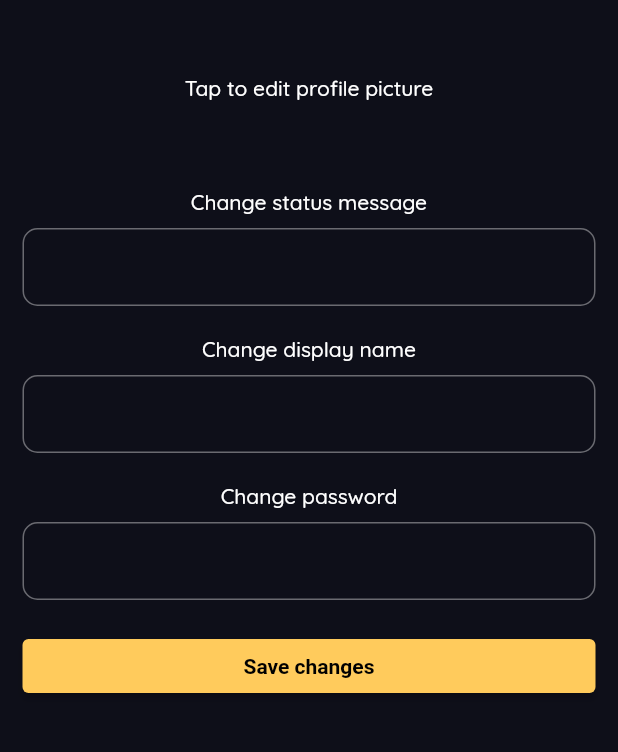
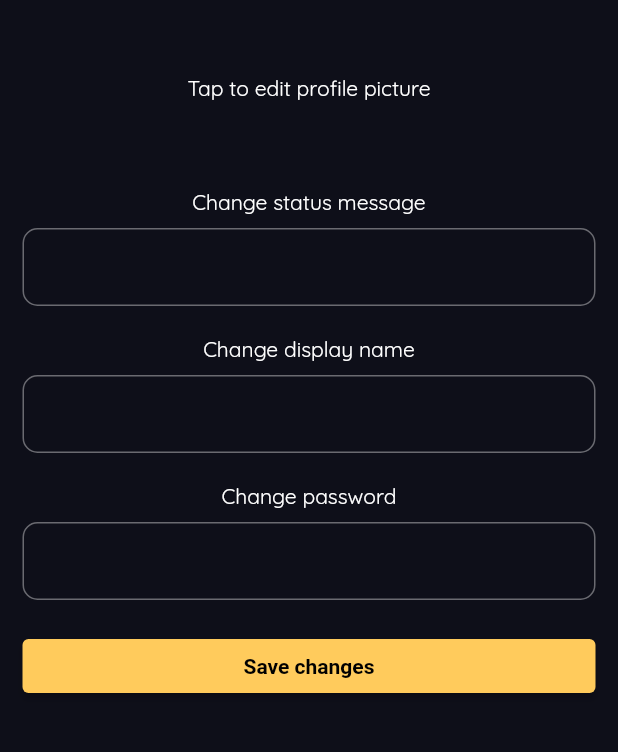
Before and after one commit to nicholas-roether/quicksend, a Flutter app: the UserEditScreen screen opened directly with empty values, on a phone screen of 412 x 824 dp, the part 369-1121 px from its top. Run offline on Flutter 3.47's test engine with Material 2 defaults, Android fonts, the phone set to English and light mode, and no system bars; our stand-ins replace device_info_plus, dio, flutter_secure_storage, hive, hive_flutter, image_picker and 2 more; missing offline and left inert: encrypt, fast_rsa, image_picker_web, mime_type; accounts and stored records are empty; network calls fail; statements that could not run were skipped.

Commit message:
Theming rework

```diff
--- a/lib/screens/chat_screen.dart
+++ b/lib/screens/chat_screen.dart
@@ -82,7 +82,7 @@ class _ChatScreenState extends State<ChatScreen> {
             tag: "username" + widget.userInfo.username,
             child: Text(
               widget.userInfo.getName(),
-              style: Theme.of(context).textTheme.headline5,
+              style: Theme.of(context).textTheme.headlineSmall,
             ),
           ),
           centerTitle: true,
--- a/lib/screens/login_screen.dart
+++ b/lib/screens/login_screen.dart
@@ -76,7 +76,7 @@ class _LoginScreenState extends State<LoginScreen> {
         appBar: AppBar(
           title: Text(
             mode == LoginMode.login ? "Login" : "Register",
-            style: Theme.of(context).textTheme.headline5,
+            style: Theme.of(context).textTheme.headlineSmall,
           ),
         ),
         body: !_isLoading
@@ -98,7 +98,7 @@ class _LoginScreenState extends State<LoginScreen> {
                           mode == LoginMode.login
                               ? "Welcome back!"
                               : "Welcome to Quicksend!",
-                          style: Theme.of(context).textTheme.headline3,
+                          style: Theme.of(context).textTheme.headlineLarge,
                           textAlign: TextAlign.center,
                         ),
                         const SizedBox(height: 50),
--- a/lib/screens/settings/registered_devices_screen.dart
+++ b/lib/screens/settings/registered_devices_screen.dart
@@ -33,7 +33,7 @@ class RegisteredDevices extends StatelessWidget {
       appBar: AppBar(
         title: Text(
           "Registered devices",
-          style: Theme.of(context).textTheme.headline5,
+          style: Theme.of(context).textTheme.headlineSmall,
         ),
       ),
       body: FutureBuilder<List<DeviceInfo>>(
@@ -73,14 +73,13 @@ class RegisteredDevices extends StatelessWidget {
                 child: ListTile(
                   title: Text(
                     snapshot.data![index].name,
-                    style: Theme.of(context).textTheme.bodyText1,
+                    style: Theme.of(context).textTheme.titleSmall,
                   ),
                   subtitle: Text(
                     "last activity: ${DateFormat('dd.MM.yyyy EEEE').format(snapshot.data![index].lastActivity)}",
                   ),
                   leading: Icon(
                     getDevice(snapshot.data![index].type),
-                    color: Theme.of(context).primaryColor,
                   ),
                 ),
               );
--- a/lib/utils/my_themes.dart
+++ b/lib/utils/my_themes.dart
@@ -1,25 +1,35 @@
 import 'package:flutter/material.dart';
 
 class MyThemes {
+  static const Color _primaryColor = Color(0xffffcb5c);
+  static const Color _secondaryColor = Color(0xff84826a);
+  static const Color _backgroundColor = Color(0xFF0e0f19);
+
   static ThemeData mainTheme = ThemeData(
-    brightness: Brightness.dark,
-    backgroundColor: const Color(0xFF0e0f19),
-    primaryColor: const Color(0xFFffcb5c),
-    primarySwatch: const MaterialColor(
-      0xFFffcb5c,
-      {
-        50: Color(0xff9f7e39),
-        100: Color(0xffaf8b3f),
-        200: Color(0xffc09945),
-        300: Color(0xffd3a84c),
-        400: Color(0xffe8b954),
-        500: Color(0xFFffcb5c),
-        600: Color(0xffffd06b),
-        700: Color(0xffffd478),
-        800: Color(0xffffd884),
-        900: Color(0xffffdc8f),
-      },
+    colorScheme: const ColorScheme.dark(
+      primary: _primaryColor,
+      secondary: _secondaryColor,
+      background: _backgroundColor,
+      surface: _backgroundColor,
+      shadow: Colors.transparent,
     ),
+    snackBarTheme: const SnackBarThemeData(backgroundColor: _secondaryColor),
+    floatingActionButtonTheme: const FloatingActionButtonThemeData(
+      backgroundColor: _primaryColor,
+      foregroundColor: Colors.black,
+    ),
+    appBarTheme: const AppBarTheme(shadowColor: Colors.transparent),
+    scaffoldBackgroundColor: const Color(0xff0e0f19),
+    bottomAppBarTheme: const BottomAppBarTheme(color: _backgroundColor),
+    navigationBarTheme: const NavigationBarThemeData(
+        backgroundColor: _backgroundColor, indicatorColor: _primaryColor),
+    bottomNavigationBarTheme: const BottomNavigationBarThemeData(
+      backgroundColor: _backgroundColor,
+      selectedItemColor: _primaryColor,
+      unselectedItemColor: _secondaryColor,
+    ),
+    listTileTheme: const ListTileThemeData(iconColor: _primaryColor),
+    iconTheme: const IconThemeData(color: Colors.black),
     elevatedButtonTheme: ElevatedButtonThemeData(
       style: ElevatedButton.styleFrom(
         textStyle: const TextStyle(
@@ -27,44 +37,23 @@ class MyThemes {
         ),
       ),
     ),
-    secondaryHeaderColor: const Color(0xFF84826a),
-    scaffoldBackgroundColor: const Color(0xFF0e0f19),
-    appBarTheme: const AppBarTheme(
-      backgroundColor: Color(0xFF0e0f19),
-      shadowColor: Colors.transparent,
-    ),
+    // secondaryHeaderColor: const Color(0xFF84826a),
     fontFamily: 'Quicksand',
     inputDecorationTheme: const InputDecorationTheme(
       hintStyle: TextStyle(
         fontWeight: FontWeight.w500,
       ),
     ),
-    textTheme: const TextTheme(
-      bodyText1: TextStyle(
-        fontWeight: FontWeight.w500,
-        fontSize: 16,
-      ),
-      bodyText2: TextStyle(
-        fontWeight: FontWeight.w500,
-      ),
-      headline1: TextStyle(
-        fontWeight: FontWeight.w400,
-      ),
-      headline2: TextStyle(
-        fontWeight: FontWeight.w400,
-      ),
-      headline3: TextStyle(
-        fontWeight: FontWeight.w400,
-      ),
-      headline4: TextStyle(
-        fontWeight: FontWeight.w400,
-      ),
-      headline5: TextStyle(
-        fontWeight: FontWeight.w400,
-      ),
-      headline6: TextStyle(
-        fontWeight: FontWeight.w500,
-      ),
+    textTheme: TextTheme(
+      headlineLarge: const TextStyle(fontWeight: FontWeight.w500),
+      headlineMedium: const TextStyle(fontWeight: FontWeight.w500),
+      headlineSmall: const TextStyle(fontWeight: FontWeight.w500),
+      titleLarge: const TextStyle(fontWeight: FontWeight.w500),
+      titleMedium: const TextStyle(fontWeight: FontWeight.w500),
+      titleSmall: const TextStyle(fontWeight: FontWeight.w500),
+      labelLarge: TextStyle(foreground: Paint()..color = _secondaryColor),
+      labelMedium: TextStyle(foreground: Paint()..color = _secondaryColor),
+      labelSmall: TextStyle(foreground: Paint()..color = _secondaryColor),
     ).apply(
       displayColor: Colors.white,
       bodyColor: Colors.white,
--- a/lib/utils/user_search_delegate.dart
+++ b/lib/utils/user_search_delegate.dart
@@ -45,7 +45,7 @@ class UserSearchDelegate extends SearchDelegate {
       itemBuilder: (context, index) => ListTile(
         title: Text(
           suggestions[index],
-          style: Theme.of(context).textTheme.bodyText1,
+          style: Theme.of(context).textTheme.bodyLarge,
         ),
         onTap: () {
           query = suggestions[index];
--- a/lib/widgets/custom_bottom_navbar.dart
+++ b/lib/widgets/custom_bottom_navbar.dart
@@ -22,8 +22,6 @@ class CustomBottomNavbar extends StatelessWidget {
       ],
       currentIndex: currentIndex,
       onTap: setIndex,
-      backgroundColor: Theme.of(context).backgroundColor,
-      selectedItemColor: Theme.of(context).primaryColor,
     );
   }
 }
--- a/lib/widgets/dialog_icon_button.dart
+++ b/lib/widgets/dialog_icon_button.dart
@@ -24,7 +24,7 @@ class DialogIconButton extends StatelessWidget {
           icon: Icon(icon),
           tooltip: tooltip,
           splashRadius: 30,
-          color: Theme.of(context).primaryColor,
+          color: Theme.of(context).colorScheme.primary,
         ),
         Text(
           title,
--- a/lib/widgets/loading_indicator.dart
+++ b/lib/widgets/loading_indicator.dart
@@ -30,7 +30,7 @@ class LoadingIndicator extends StatelessWidget {
         mainAxisAlignment: MainAxisAlignment.center,
         children: [
           LoadingAnimationWidget.dotsTriangle(
-            color: Theme.of(context).primaryColor,
+            color: Theme.of(context).colorScheme.primary,
             size: 50,
           ),
           StreamBuilder<String>(
@@ -38,7 +38,7 @@ class LoadingIndicator extends StatelessWidget {
             builder: (context, snapshot) {
               return Text(
                 snapshot.data.toString(),
-                style: Theme.of(context).textTheme.headline5,
+                style: Theme.of(context).textTheme.headlineSmall,
                 textAlign: TextAlign.center,
               );
             },
--- a/lib/widgets/small_fab_widget.dart
+++ b/lib/widgets/small_fab_widget.dart
@@ -13,7 +13,6 @@ class SmallFAB extends StatelessWidget {
       heroTag: icon,
       onPressed: onPressedCallback,
       child: Icon(icon),
-      backgroundColor: Theme.of(context).primaryColor,
       elevation: 3,
     );
   }
```
Also changed, not shown: lib/screens/chat_list.dart (+10 -23 lines), lib/screens/homepage.dart (+2 -22 lines), lib/screens/settings/user_edit_screen.dart (+3 -9 lines), lib/screens/settings_screen.dart (+8 -6 lines), lib/widgets/chat_tile.dart (+4 -10 lines), lib/widgets/message_box.dart (+2 -5 lines).
